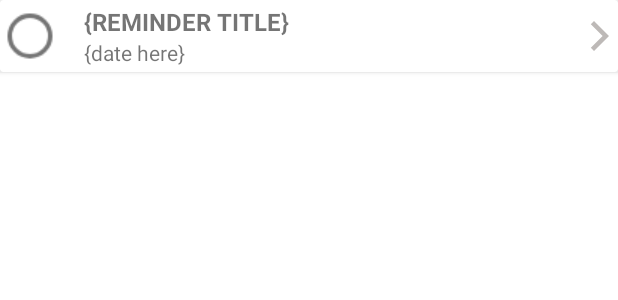
After one commit to rchang0501/allclear, an Android app: the layout reminder_list_item.xml on its own in the app's theme, with its tools: preview values and no code run, on a phone screen of 412 x 824 dp. The commit adds this screen. Shown: the top 300 px of the screen. Run offline under Robolectric (Android 15) with nearby library versions, the phone set to English and light mode, and no system bars.

Commit message:
implemented list view

```diff
--- a/app/src/main/AndroidManifest.xml
+++ b/app/src/main/AndroidManifest.xml
@@ -3,6 +3,7 @@
     package="com.rchang0501.rejuvenate">
 
     <application
+        android:name="com.rchang0501.rejuvenate.RejuvenateApplication"
         android:allowBackup="true"
         android:icon="@mipmap/ic_launcher"
         android:label="@string/app_name"
--- a/app/src/main/res/layout/activity_main.xml
+++ b/app/src/main/res/layout/activity_main.xml
@@ -1,5 +1,6 @@
 <?xml version="1.0" encoding="utf-8"?>
-<androidx.constraintlayout.widget.ConstraintLayout xmlns:android="http://schemas.android.com/apk/res/android"
+<androidx.constraintlayout.widget.ConstraintLayout
+    xmlns:android="http://schemas.android.com/apk/res/android"
     xmlns:app="http://schemas.android.com/apk/res-auto"
     xmlns:tools="http://schemas.android.com/tools"
     android:layout_width="match_parent"
--- /dev/null
+++ b/app/src/main/res/layout/reminder_list_item.xml
@@ -0,0 +1,67 @@
+<?xml version="1.0" encoding="utf-8"?>
+
+<androidx.cardview.widget.CardView
+    xmlns:android="http://schemas.android.com/apk/res/android"
+    xmlns:app="http://schemas.android.com/apk/res-auto"
+    xmlns:tools="http://schemas.android.com/tools"
+    android:layout_height="wrap_content"
+    android:layout_width="match_parent">
+
+    <androidx.constraintlayout.widget.ConstraintLayout
+        android:layout_width="match_parent"
+        android:layout_height="wrap_content"
+        android:descendantFocusability="blocksDescendants">
+
+        <RadioButton
+            android:id="@+id/completedButton"
+            android:layout_width="wrap_content"
+            android:layout_height="wrap_content"
+            android:layout_marginStart="8dp"
+            android:scaleX="1.5"
+            android:scaleY="1.5"
+            app:layout_constrainedWidth="true"
+            app:layout_constraintBottom_toBottomOf="parent"
+            app:layout_constraintEnd_toStartOf="@+id/reminderInfo"
+            app:layout_constraintHorizontal_bias="0"
+            app:layout_constraintHorizontal_chainStyle="packed"
+            app:layout_constraintStart_toStartOf="parent"
+            app:layout_constraintTop_toTopOf="parent" />
+
+        <LinearLayout
+            android:id="@+id/reminderInfo"
+            android:layout_width="wrap_content"
+            android:layout_height="wrap_content"
+            android:orientation="vertical"
+            app:layout_constraintBottom_toBottomOf="parent"
+            app:layout_constraintEnd_toStartOf="@+id/rightArrowIcon"
+            app:layout_constraintStart_toEndOf="@+id/completedButton"
+            app:layout_constraintTop_toTopOf="parent">
+
+            <TextView
+                android:id="@+id/reminderTitle"
+                android:layout_width="wrap_content"
+                android:layout_height="wrap_content"
+                android:text="{REMINDER TITLE}"
+                android:textSize="16dp"
+                android:textStyle="bold" />
+
+            <TextView
+                android:id="@+id/reminderDueDate"
+                android:layout_width="wrap_content"
+                android:layout_height="wrap_content"
+                android:text="{date here}" />
+
+        </LinearLayout>
+
+        <ImageView
+            android:id="@+id/rightArrowIcon"
+            android:layout_width="wrap_content"
+            android:layout_height="wrap_content"
+            app:layout_constraintBottom_toBottomOf="parent"
+            app:layout_constraintEnd_toEndOf="parent"
+            app:layout_constraintTop_toTopOf="parent"
+            app:srcCompat="@drawable/ic_arrow_right"
+            app:tint="@color/primaryDarkColor" />
+
+    </androidx.constraintlayout.widget.ConstraintLayout>
+</androidx.cardview.widget.CardView>
--- a/build.gradle
+++ b/build.gradle
@@ -2,6 +2,7 @@
 
 buildscript {
     ext {
+        lifecycle_version = '2.3.1'
         nav_version = '2.4.1'
         room_version = '2.3.0'
     }
```
Also changed, not shown: app/build.gradle (+7 -3 lines), app/src/main/java/com/rchang0501/rejuvenate/reminderlistfragment/ReminderListAdapter.kt (+4 -3 lines), app/src/main/java/com/rchang0501/rejuvenate/reminderlistfragment/ReminderListFragment.kt (+29 -1 lines), app/src/main/java/com/rchang0501/rejuvenate/viewmodels/RejuvenateViewModel.kt (+108 -0 lines), app/src/main/res/layout/reminder_list_fragment.xml (+5 -2 lines), app/src/main/res/layout/reminder_list_reminder.xml (deleted, +0 -53 lines).
